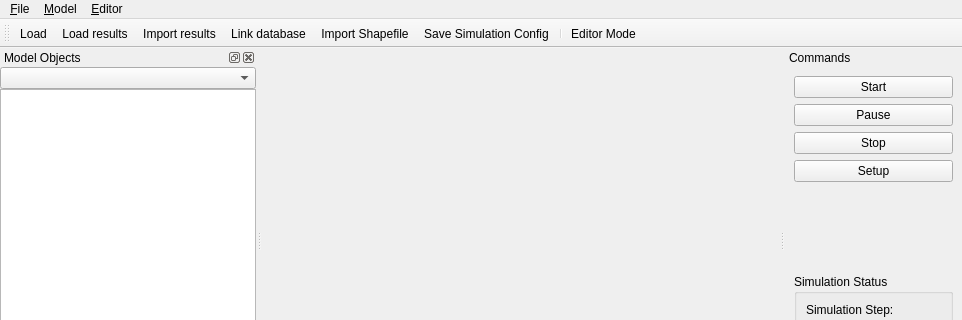
Qt form qtgui/mainwindow.ui (frabas/DISPLACE_GUI) before a commit; both pictures show x 0 to 962 and y 0 to 320 of the 962 by 692 pixel window.
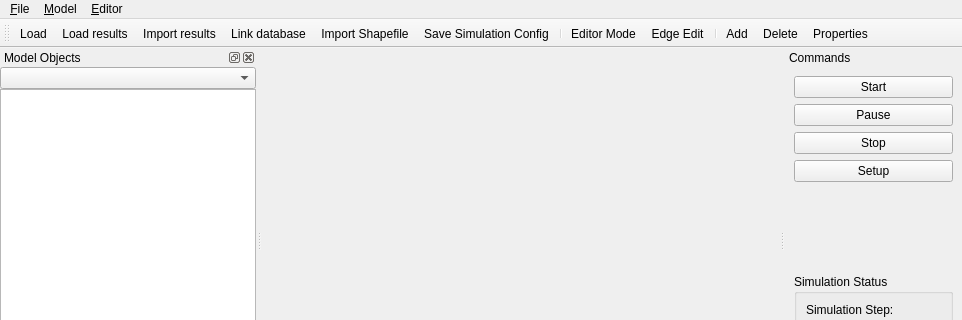
The same form after that commit. Icons and pictures are not drawn. Custom widgets are drawn as their Qt base class.

Commit message: Gui: Icons for edges and graphics editor added

Patch:
```diff
--- a/qtgui/mainwindow.ui
+++ b/qtgui/mainwindow.ui
@@ -689,6 +689,11 @@
    <addaction name="actionSave"/>
    <addaction name="separator"/>
    <addaction name="actionGraph"/>
+   <addaction name="actionEdge_Edit"/>
+   <addaction name="separator"/>
+   <addaction name="actionAdd"/>
+   <addaction name="actionDelete"/>
+   <addaction name="actionProperties"/>
   </widget>
   <action name="action_Load">
    <property name="icon">
```
Left out of the diff: 16 changed lines with no effect on the pictures. The commit also changes 5 other files.
